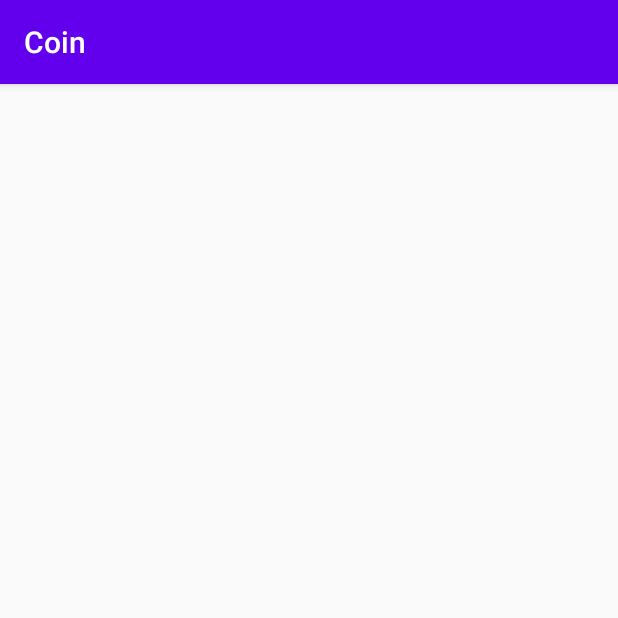
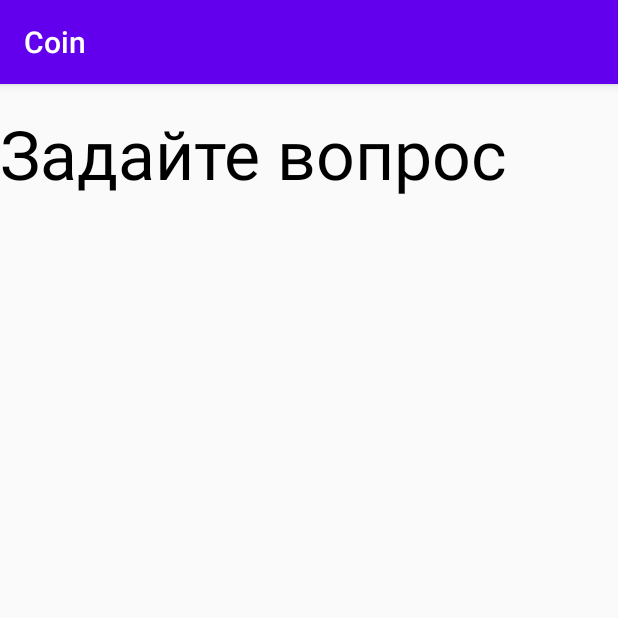
Before and after one commit to Tem4ik91/Coin, an Android app: the MainActivityCoin screen opened directly, with no data from a screen before it, on a phone screen of 412 x 824 dp, the top half of it. Run offline under Robolectric (Android 15) with nearby library versions, the phone set to English and light mode, and no system bars.

Commit message:
startActivity

```diff
--- a/app/src/main/res/layout/activity_main_coin.xml
+++ b/app/src/main/res/layout/activity_main_coin.xml
@@ -4,6 +4,20 @@
     xmlns:tools="http://schemas.android.com/tools"
     android:layout_width="match_parent"
     android:layout_height="match_parent"
-    tools:context=".MainActivityCoin">
+    tools:context=".MainActivityCoin"
+   >
+
+    <TextView
+        android:id="@+id/textView"
+        android:layout_width="match_parent"
+        android:layout_height="wrap_content"
+        android:layout_gravity="center"
+        android:layout_marginTop="16dp"
+        android:textColor="#000000"
+        android:textSize="45sp"
+        android:text="Задайте вопрос"
+        app:layout_constraintEnd_toEndOf="parent"
+        app:layout_constraintStart_toStartOf="parent"
+        app:layout_constraintTop_toTopOf="parent" />
 
 </androidx.constraintlayout.widget.ConstraintLayout>
```
Also changed, not shown: 5 other files.
